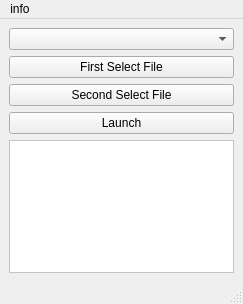
Qt form ui/main.ui (dbspgnl/opencv_controller) before a commit.
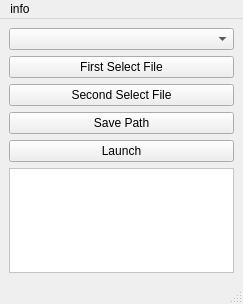
The same form after that commit.

The edit to the form file:
```diff
--- a/ui/main.ui
+++ b/ui/main.ui
@@ -38,14 +38,14 @@
       </property>
      </widget>
     </item>
-    <item row="3" column="0" colspan="2">
+    <item row="4" column="0" colspan="2">
      <widget class="QPushButton" name="btn_launch">
       <property name="text">
        <string>Launch</string>
       </property>
      </widget>
     </item>
-    <item row="4" column="0" colspan="2">
+    <item row="5" column="0" colspan="2">
      <widget class="QTextBrowser" name="textBrowser">
       <property name="styleSheet">
        <string notr="true">background-color: white;</string>
@@ -55,6 +55,13 @@
       </property>
      </widget>
     </item>
+    <item row="3" column="0" colspan="2">
+     <widget class="QPushButton" name="btn_save">
+      <property name="text">
+       <string>Save Path</string>
+      </property>
+     </widget>
+    </item>
    </layout>
   </widget>
   <widget class="QMenuBar" name="menubar">
```
